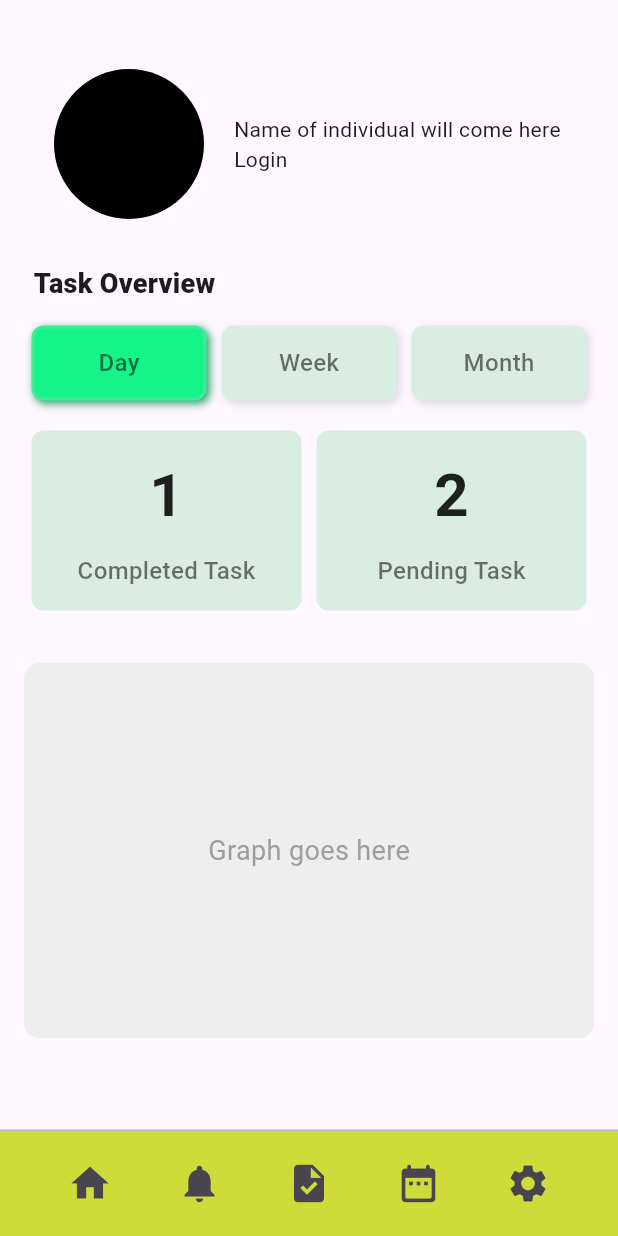
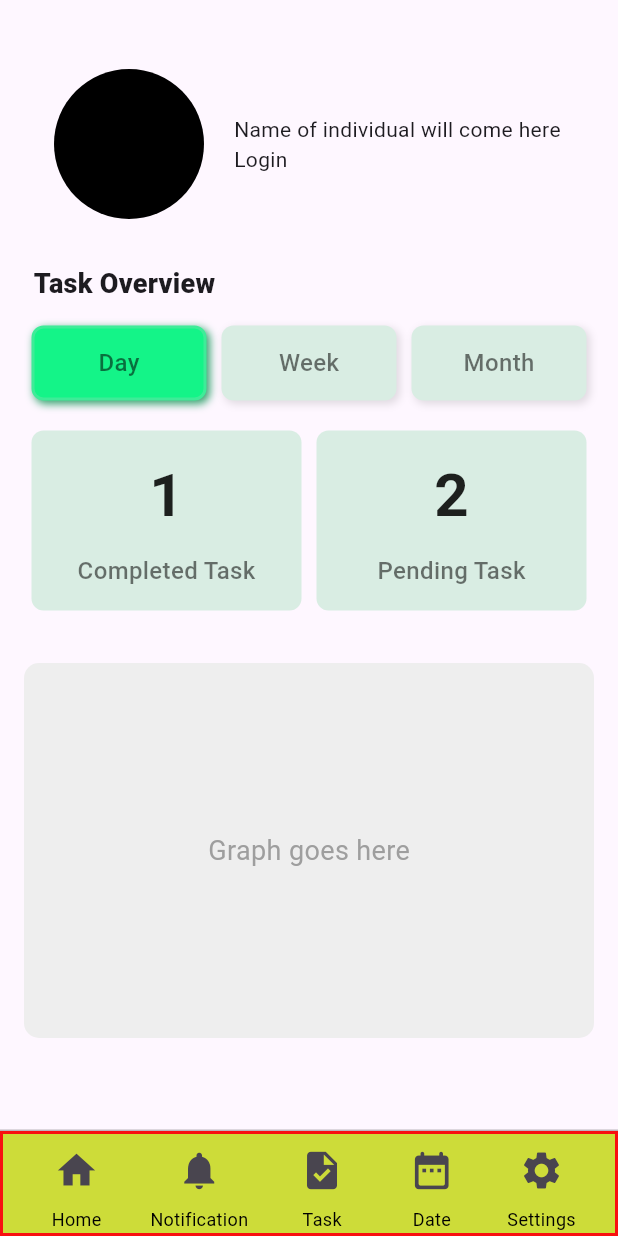
Before and after one commit to byteArrow18/App_Dev_001, a Flutter app: the screen it shows after launch, on a phone screen of 412 x 824 dp. Run offline on Flutter 3.47's test engine with Material 3 defaults, Android fonts, the phone set to English and light mode, and no system bars.

Commit message:
bottom nav bar

```diff
--- /dev/null
+++ b/lib/common/bottomBarIcon.dart
@@ -0,0 +1,35 @@
+// ignore_for_file: file_names
+
+import 'package:flutter/material.dart';
+
+class BottomBarIcon extends StatelessWidget {
+  final IconData icon;
+  final String label;
+  final VoidCallback onPressed;
+
+  const BottomBarIcon({
+    super.key,
+    required this.icon,
+    required this.label,
+    required this.onPressed,
+  });
+
+  @override
+  Widget build(BuildContext context) {
+    return Column(
+      mainAxisAlignment: MainAxisAlignment.center,
+      mainAxisSize: MainAxisSize.min,
+      children: [
+        IconButton(
+          icon: Icon(icon),
+          iconSize: 30,
+          onPressed: onPressed,
+        ),
+        Text(
+          label,
+          style: TextStyle(fontSize: 12, color: Colors.black),
+        ),
+      ],
+    );
+  }
+}
--- a/lib/common/bottomNavBar.dart
+++ b/lib/common/bottomNavBar.dart
@@ -1,4 +1,6 @@
+// ignore_for_file: file_names
 import 'package:flutter/material.dart';
+import 'package:app_dev_001/common/bottomBarIcon.dart';
 
 class BottomNavBar extends StatelessWidget {
   const BottomNavBar({
@@ -17,58 +19,63 @@ class BottomNavBar extends StatelessWidget {
         ),
       ),
       child: BottomAppBar(
+        padding: EdgeInsets.zero,
         color: Colors.lime,
         height: 70,
         child: Container(
-          padding: EdgeInsets.symmetric(horizontal: 20),
+
+          //testing decoration box remove------------------------
+          decoration: BoxDecoration(
+            border: Border(
+              top: BorderSide(
+                color: const Color.fromARGB(255, 248, 16, 16),
+                width: 2,
+              ),
+              bottom: BorderSide(
+                color: const Color.fromARGB(255, 248, 16, 16),
+                width: 2,
+              ),
+              right: BorderSide(
+                color: const Color.fromARGB(255, 248, 16, 16),
+                width: 2,
+              ),
+              left: BorderSide(
+                color: const Color.fromARGB(255, 248, 16, 16),
+                width: 2,
+              ),
+            ),
+          ),
+          //testing decoration box remove------------------------
+
+          padding: EdgeInsets.symmetric(horizontal: 25, vertical: 0),
           child: Row(
             mainAxisAlignment: MainAxisAlignment.spaceBetween,
+            crossAxisAlignment: CrossAxisAlignment.start,
             children: [
-              // Menu Option 1
-              IconButton(
-                icon: Icon(Icons.home),
-                iconSize: 30,
-                onPressed: () {
-                  // ignore: avoid_print
-                  print("Home tapped");
-                },
-              ),
-              // Menu Option 2
-              IconButton(
-                icon: Icon(Icons.notifications),
-                iconSize: 30,
-                onPressed: () {
-                  // ignore: avoid_print
-                  print("Notifications tapped");
-                },
-              ),
-              // Menu Option 3
-              IconButton(
-                icon: Icon(Icons.task),
-                iconSize: 30,
-                onPressed: () {
-                  // ignore: avoid_print
-                  print("Task tapped");
-                },
-              ),
-              // Menu Option 4
-              IconButton(
-                icon: Icon(Icons.date_range_rounded),
-                iconSize: 30,
-                onPressed: () {
-                  // ignore: avoid_print
-                  print("Date tapped");
-                },
-              ),
-              // Menu Option 5
-              IconButton(
-                icon: Icon(Icons.settings),
-                iconSize: 30,
-                onPressed: () {
-                  // ignore: avoid_print
-                  print("Settings tapped");
-                },
-              ),
+              BottomBarIcon(icon: Icons.home, label: 'Home', onPressed: () {
+                print("Home Tapped");
+              }),
+              BottomBarIcon(icon: Icons.notifications, label: 'Notification', onPressed: () {
+                print("Notification Tapped");
+              }),
+              BottomBarIcon(icon: Icons.task, label: 'Task', onPressed: () {
+                print("Task Tapped");
+              }),
+              BottomBarIcon(icon: Icons.date_range_rounded, label: 'Date', onPressed: () {
+                print("Date Tapped");
+              }),
+              BottomBarIcon(icon: Icons.settings, label: 'Settings', onPressed: () {
+                print("Settings Tapped");
+              }),
+
+              // IconButton(
+              //   icon: Icon(Icons.settings),
+              //   iconSize: 30,
+              //   onPressed: () {
+              //     // ignore: avoid_print
+              //     print("Settings tapped");
+              //   },
+              // ),
             ],
           ),
         ),
```
